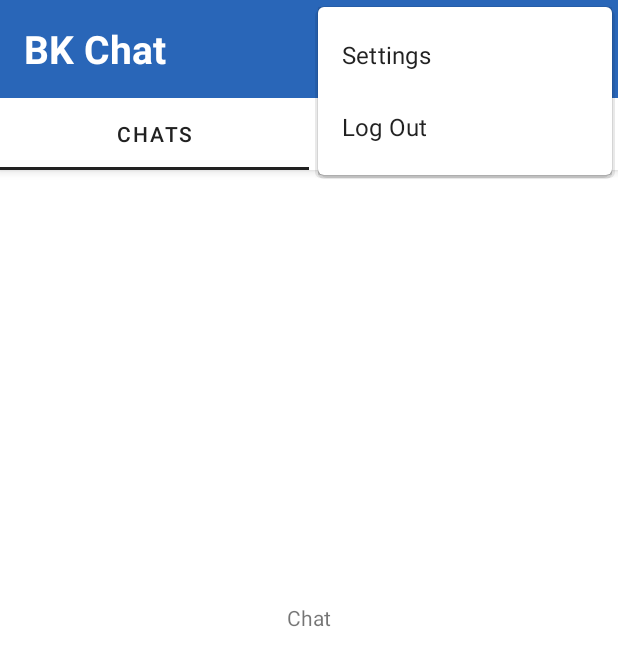
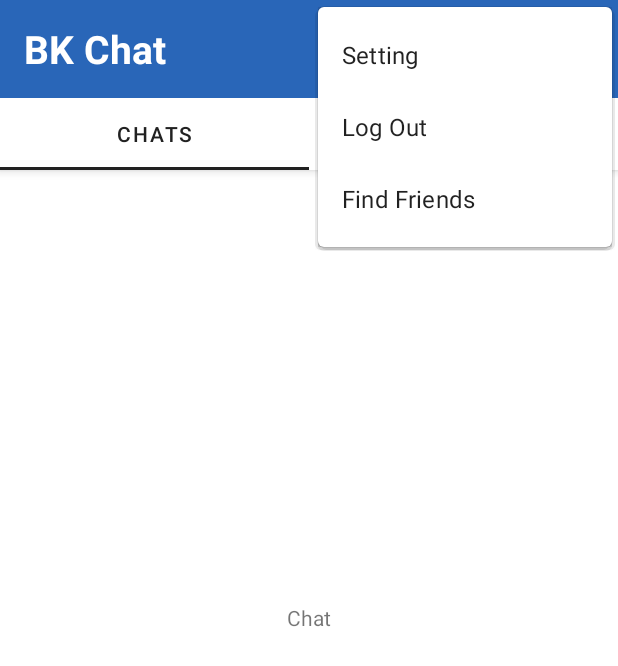
Before and after one commit to QuanNguyen-k2/BK_Chat, an Android app: the screen it shows after launch once a user with an empty profile is signed in (MainActivity), with the options menu open, on a phone screen of 412 x 824 dp. Shown: the top 666 px of the screen. Run offline under Robolectric (Android 15) with nearby library versions, the phone set to English and light mode, and no system bars; our stand-ins replace Firebase (no records; nobody signed in at launch, a user with empty details on screens opened directly), sdp/ssp sizes.

Commit message:
find Friends 1

```diff
--- a/app/src/main/java/com/chatapp/bkchat/MainActivity.java
+++ b/app/src/main/java/com/chatapp/bkchat/MainActivity.java
@@ -52,7 +52,7 @@ public class MainActivity extends AppCompatActivity {
                     sendUserToSetting();
                     return true ;
                 }
-                case R.id.find_friends_layout:{
+                case R.id.FindFriends:{
                     sendUserToFindFriends();
                     return true;
 
--- a/app/src/main/res/layout/activity_find_friends.xml
+++ b/app/src/main/res/layout/activity_find_friends.xml
@@ -7,9 +7,8 @@
     tools:context=".FindFriendsActivity">
 
     <include
-        layout="@layout/layout_toolbar"
         android:id="@+id/find_friends_layout"
-        >
+        layout="@layout/layout_toolbar">
 
     </include>
 
--- a/app/src/main/res/menu/option_menu.xml
+++ b/app/src/main/res/menu/option_menu.xml
@@ -3,7 +3,7 @@
     xmlns:app="http://schemas.android.com/apk/res-auto">
     <item
         android:id="@+id/settings"
-        android:title="@string/settings"
+        android:title="Setting"
         app:showAsAction="never">
     </item>
     <item
@@ -11,4 +11,9 @@
         android:title="@string/log_out"
         app:showAsAction="never">
     </item>
+    <item
+        android:id="@+id/FindFriends"
+        android:title="Find Friends"
+        app:showAsAction="never">
+    </item>
 </menu>
```
